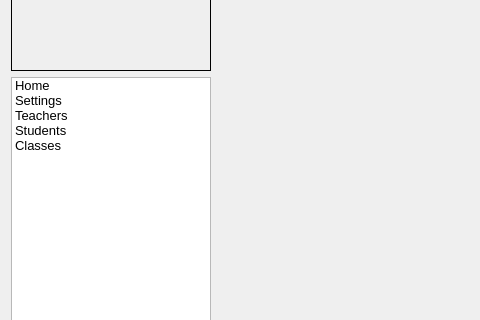
First picture: the form in adminmenuform.ui, repository thenewcoder/school-administration-system, before the edit; both pictures show x 0 to 480 and y 90 to 410 of the 872 by 715 pixel window.
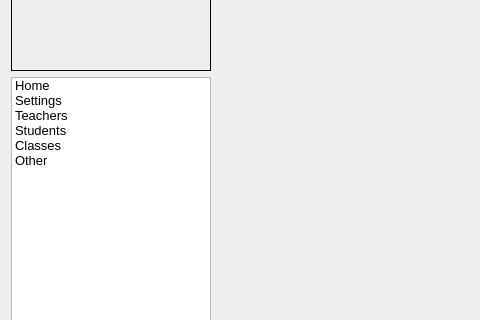
Second picture: the form after the edit. Icons and pictures are not drawn.

Patch:
```diff
--- a/adminmenuform.ui
+++ b/adminmenuform.ui
@@ -138,6 +138,11 @@
          <string>Classes</string>
         </property>
        </item>
+       <item>
+        <property name="text">
+         <string>Other</string>
+        </property>
+       </item>
       </widget>
      </item>
     </layout>
```
Left out of the diff: 9 changed lines with no effect on the pictures.
